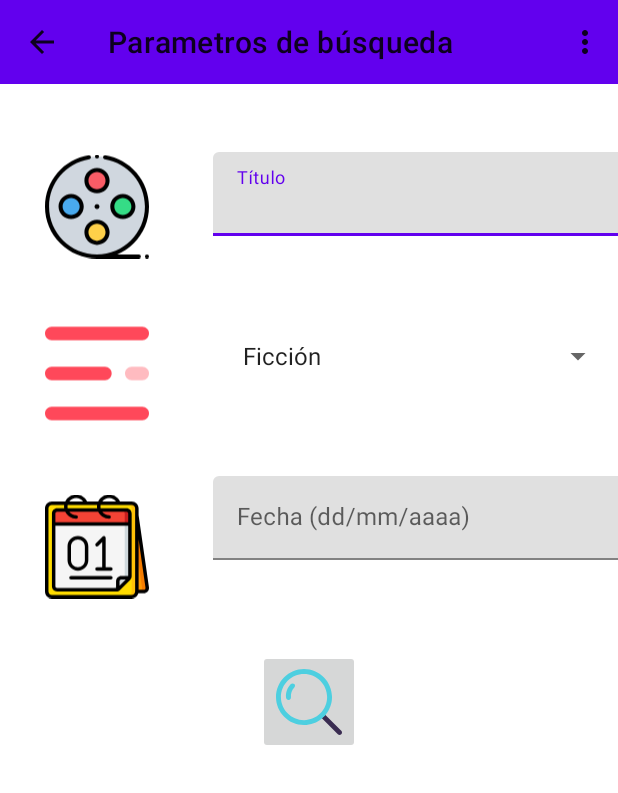
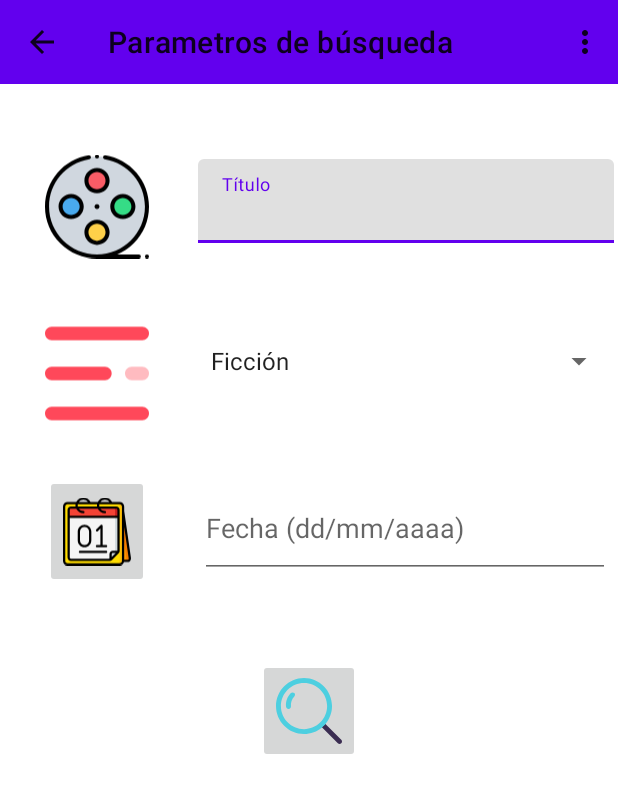
Before and after one commit to AlvaroBarba/MoviesApp, an Android app: the SearchActivity screen opened directly, with no data from a screen before it, on a phone screen of 412 x 824 dp. Shown: the top 793 px of the screen. Run offline under Robolectric (Android 15) with nearby library versions, the phone set to English and light mode, and no system bars; 1 statement that could not run was skipped.

Commit message:
Actividad listado (Falta estilos y string traducción) Actividad appCrud (Falta estilos y string traducción) Actividad Buscar (Falta estilos y string traducción)

```diff
--- /dev/null
+++ b/app/src/main/java/com/example/moviesapp/interfaces/ISearch.java
@@ -0,0 +1,14 @@
+package com.example.moviesapp.interfaces;
+
+public interface ISearch {
+
+    public interface View{
+        void showDatePicker();
+        void finishSearchActivity();
+    }
+
+    public interface Presenter{
+        void onClickDateButton();
+        void onClickSearchButton();
+    }
+}
--- /dev/null
+++ b/app/src/main/java/com/example/moviesapp/presenters/SearchPresenter.java
@@ -0,0 +1,21 @@
+package com.example.moviesapp.presenters;
+
+import com.example.moviesapp.interfaces.ISearch;
+
+public class SearchPresenter implements ISearch.Presenter {
+
+    private ISearch.View view;
+    private static final String TAG  = "presenters/SearchPresenter";
+
+    public SearchPresenter(ISearch.View view) {this.view=view;}
+
+    @Override
+    public void onClickDateButton() {
+        view.showDatePicker();
+    }
+
+    @Override
+    public void onClickSearchButton() {
+        view.finishSearchActivity();
+    }
+}
--- a/app/src/main/java/com/example/moviesapp/views/ListActivity.java
+++ b/app/src/main/java/com/example/moviesapp/views/ListActivity.java
@@ -7,7 +7,6 @@ import com.example.moviesapp.R;
 import com.example.moviesapp.interfaces.IList;
 import com.example.moviesapp.presenters.ListPresenter;
 import com.google.android.material.floatingactionbutton.FloatingActionButton;
-import com.google.android.material.snackbar.Snackbar;
 
 import androidx.annotation.NonNull;
 import androidx.appcompat.app.AppCompatActivity;
@@ -17,7 +16,6 @@ import android.util.Log;
 import android.view.Menu;
 import android.view.MenuInflater;
 import android.view.MenuItem;
-import android.view.View;
 
 public class ListActivity extends AppCompatActivity implements IList.View {
 
--- a/app/src/main/java/com/example/moviesapp/views/SearchActivity.java
+++ b/app/src/main/java/com/example/moviesapp/views/SearchActivity.java
@@ -4,21 +4,40 @@ import androidx.annotation.NonNull;
 import androidx.appcompat.app.AppCompatActivity;
 import androidx.appcompat.widget.Toolbar;
 
+import android.app.Activity;
+import android.app.DatePickerDialog;
 import android.os.Bundle;
 import android.view.Menu;
 import android.view.MenuInflater;
 import android.view.MenuItem;
 import android.widget.ArrayAdapter;
+import android.widget.DatePicker;
+import android.widget.EditText;
+import android.widget.ImageButton;
 import android.widget.Spinner;
 
 import com.example.moviesapp.R;
+import com.example.moviesapp.interfaces.ISearch;
+import com.example.moviesapp.presenters.SearchPresenter;
 
-public class SearchActivity extends AppCompatActivity {
+import java.util.Calendar;
+
+public class SearchActivity extends AppCompatActivity implements ISearch.View{
+
+    private static  final String TAG = "/views/ListActivity";
+    private ISearch.Presenter presenter;
+    public EditText editTextDate;
+    public ImageButton dateButton;
+    public final Calendar c = Calendar.getInstance();
+    public final int mes = c.get(Calendar.MONTH);
+    public final int dia = c.get(Calendar.DAY_OF_MONTH);
+    public final int anio = c.get(Calendar.YEAR);
 
     @Override
     protected void onCreate(Bundle savedInstanceState) {
         super.onCreate(savedInstanceState);
         setContentView(R.layout.activity_search);
+        presenter = new SearchPresenter(this);
         Toolbar toolbar = findViewById(R.id.searchToolbar);
         setSupportActionBar(toolbar);
         getSupportActionBar().setTitle(R.string.parametersOfSearch);
@@ -30,6 +49,15 @@ public class SearchActivity extends AppCompatActivity {
                 getString(R.string.TypeChild)
         };
         spinner.setAdapter(new ArrayAdapter<String>(this, android.R.layout.simple_spinner_item, types));
+        editTextDate = findViewById(R.id.dateSearch);
+        ImageButton dateButton = findViewById(R.id.searchDateButton);
+        ImageButton searchButton = findViewById(R.id.searchButton);
+        dateButton.setOnClickListener(v -> {
+            presenter.onClickDateButton();
+        });
+        searchButton.setOnClickListener(v -> {
+            presenter.onClickSearchButton();
+        });
 
     }
 
@@ -44,4 +72,37 @@ public class SearchActivity extends AppCompatActivity {
     public boolean onOptionsItemSelected(@NonNull MenuItem item) {
         return super.onOptionsItemSelected(item);
     }
+
+    @Override
+    public void showDatePicker() {
+        String CERO = "0";
+        String BARRA = "/";
+            DatePickerDialog obtainDate = new DatePickerDialog(this, new DatePickerDialog.OnDateSetListener() {
+                @Override
+                public void onDateSet(DatePicker view, int year, int month, int dayOfMonth) {
+                    //Esta variable lo que realiza es aumentar en uno el mes ya que comienza desde 0 = enero
+                    final int mesActual = month + 1;
+                    //Formateo el día obtenido: antepone el 0 si son menores de 10
+                    String diaFormateado = (dayOfMonth < 10)? CERO + String.valueOf(dayOfMonth):String.valueOf(dayOfMonth);
+                    //Formateo el mes obtenido: antepone el 0 si son menores de 10
+                    String mesFormateado = (mesActual < 10)? CERO + String.valueOf(mesActual):String.valueOf(mesActual);
+                    //Muestro la fecha con el formato deseado
+                    editTextDate.setText(diaFormateado + BARRA + mesFormateado + BARRA + year);
+
+
+                }
+                //Estos valores deben ir en ese orden, de lo contrario no mostrara la fecha actual
+                /**
+                 *También puede cargar los valores que usted desee
+                 */
+            },anio, mes, dia);
+            //Muestro el widget
+            obtainDate.show();
+
+        }
+
+    @Override
+    public void finishSearchActivity() {
+        finish();
+    }
 }
--- a/app/src/main/res/layout/activity_search.xml
+++ b/app/src/main/res/layout/activity_search.xml
@@ -31,44 +31,19 @@
             android:layout_height="match_parent">
 
             <ImageButton
-                android:id="@+id/imageButton2"
+                android:id="@+id/searchButton"
                 android:layout_width="68dp"
                 android:layout_height="69dp"
-                android:layout_marginTop="60dp"
+                android:layout_marginTop="54dp"
+                android:layout_marginBottom="15dp"
                 android:scaleType="fitCenter"
+                app:layout_constraintBottom_toBottomOf="parent"
                 app:layout_constraintEnd_toEndOf="parent"
                 app:layout_constraintHorizontal_bias="0.5"
                 app:layout_constraintStart_toStartOf="parent"
-                app:layout_constraintTop_toBottomOf="@+id/searchDate"
-                app:srcCompat="@drawable/lupa" />
-
-            <ImageView
-                android:id="@+id/imageView11"
-                android:layout_width="69dp"
-                android:layout_height="75dp"
-                android:layout_marginStart="30dp"
-                android:layout_marginTop="40dp"
-                android:scaleType="fitCenter"
-                app:layout_constraintStart_toStartOf="parent"
-                app:layout_constraintTop_toBottomOf="@+id/imageView10"
-                app:srcCompat="@drawable/calendario" />
-
-            <com.google.android.material.textfield.TextInputLayout
-                android:id="@+id/searchDate"
-                android:layout_width="277dp"
-                android:layout_height="wrap_content"
-                android:layout_marginStart="60dp"
-                android:layout_marginTop="50dp"
-                android:layout_marginEnd="10dp"
-                app:layout_constraintEnd_toEndOf="parent"
-                app:layout_constraintStart_toEndOf="@+id/imageView11"
-                app:layout_constraintTop_toBottomOf="@+id/searchSpinner">
-
-                <com.google.android.material.textfield.TextInputEditText
-                    android:layout_width="match_parent"
-                    android:layout_height="wrap_content"
-                    android:hint="@string/Date" />
-            </com.google.android.material.textfield.TextInputLayout>
+                app:layout_constraintTop_toBottomOf="@+id/dateSearch"
+                app:srcCompat="@drawable/lupa"
+                tools:ignore="MissingConstraints" />
 
             <ImageView
                 android:id="@+id/imageView10"
@@ -84,12 +59,13 @@
 
             <Spinner
                 android:id="@+id/searchSpinner"
-                android:layout_width="255dp"
-                android:layout_height="60dp"
-                android:layout_marginStart="72dp"
-                android:layout_marginTop="50dp"
+                android:layout_width="277dp"
+                android:layout_height="61dp"
+                android:layout_marginStart="60dp"
+                android:layout_marginTop="48dp"
                 android:layout_marginEnd="20dp"
                 app:layout_constraintEnd_toEndOf="parent"
+                app:layout_constraintHorizontal_bias="0.6"
                 app:layout_constraintStart_toEndOf="@+id/imageView10"
                 app:layout_constraintTop_toBottomOf="@+id/searchTitle" />
 
@@ -110,8 +86,8 @@
                 android:layout_width="277dp"
                 android:layout_height="0dp"
                 android:layout_marginStart="60dp"
-                android:layout_marginTop="45dp"
-                android:layout_marginEnd="10dp"
+                android:layout_marginTop="50dp"
+                android:layout_marginEnd="30dp"
                 app:layout_constraintEnd_toEndOf="parent"
                 app:layout_constraintStart_toEndOf="@+id/imageView8"
                 app:layout_constraintTop_toTopOf="parent">
@@ -121,6 +97,31 @@
                     android:layout_height="wrap_content"
                     android:hint="@string/title" />
             </com.google.android.material.textfield.TextInputLayout>
+
+            <EditText
+                android:id="@+id/dateSearch"
+                android:layout_width="273dp"
+                android:layout_height="66dp"
+                android:layout_marginStart="34dp"
+                android:layout_marginTop="48dp"
+                android:layout_marginEnd="5dp"
+                android:ems="10"
+                android:hint="@string/Date"
+                android:inputType="textPersonName"
+                app:layout_constraintEnd_toEndOf="parent"
+                app:layout_constraintStart_toEndOf="@+id/searchDateButton"
+                app:layout_constraintTop_toBottomOf="@+id/searchSpinner" />
+
+            <ImageButton
+                android:id="@+id/searchDateButton"
+                android:layout_width="69dp"
+                android:layout_height="75dp"
+                android:layout_marginStart="30dp"
+                android:layout_marginTop="30dp"
+                android:scaleType="fitCenter"
+                app:layout_constraintStart_toStartOf="parent"
+                app:layout_constraintTop_toBottomOf="@+id/imageView10"
+                app:srcCompat="@drawable/calendario" />
         </androidx.constraintlayout.widget.ConstraintLayout>
     </ScrollView>
 
```
